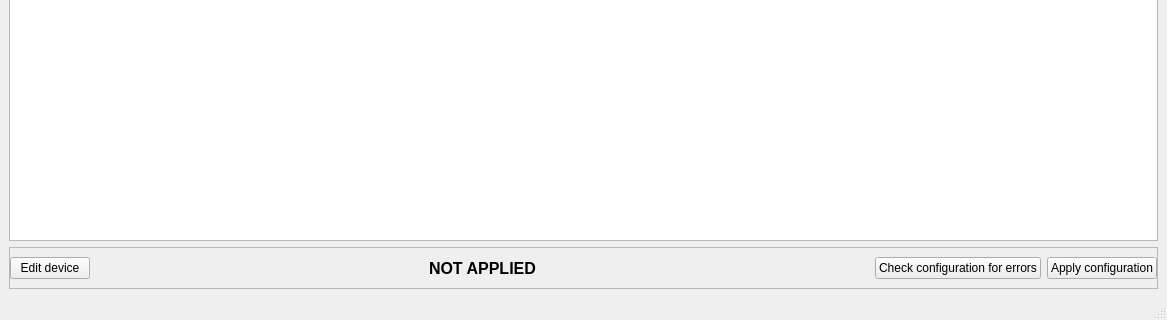
yamedvedya/online_editor, file uis/main_window.ui: the form before one commit; both pictures show x 0 to 1167 and y 428 to 748 of the 1167 by 748 pixel window.
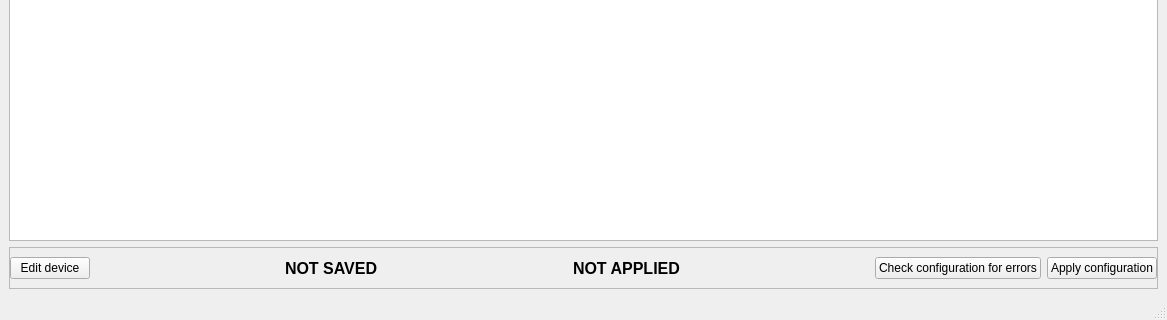
The form after the commit.

Diff of the .ui file:
```diff
--- a/uis/main_window.ui
+++ b/uis/main_window.ui
@@ -107,6 +107,33 @@
            </property>
           </spacer>
          </item>
+         <item>
+          <widget class="QLabel" name="lb_saved">
+           <property name="font">
+            <font>
+             <pointsize>12</pointsize>
+             <weight>75</weight>
+             <bold>true</bold>
+            </font>
+           </property>
+           <property name="text">
+            <string>NOT SAVED</string>
+           </property>
+          </widget>
+         </item>
+         <item>
+          <spacer name="horizontalSpacer_4">
+           <property name="orientation">
+            <enum>Qt::Horizontal</enum>
+           </property>
+           <property name="sizeHint" stdset="0">
+            <size>
+             <width>40</width>
+             <height>20</height>
+            </size>
+           </property>
+          </spacer>
+         </item>
          <item>
           <widget class="QLabel" name="lb_applied">
            <property name="font">
```
